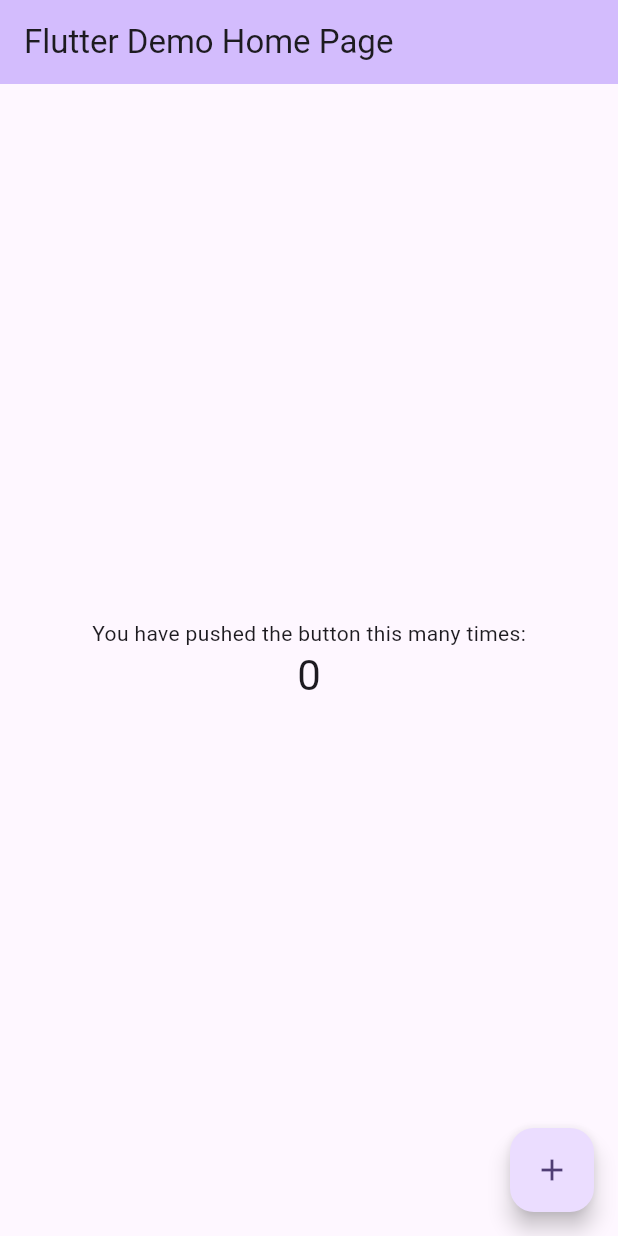
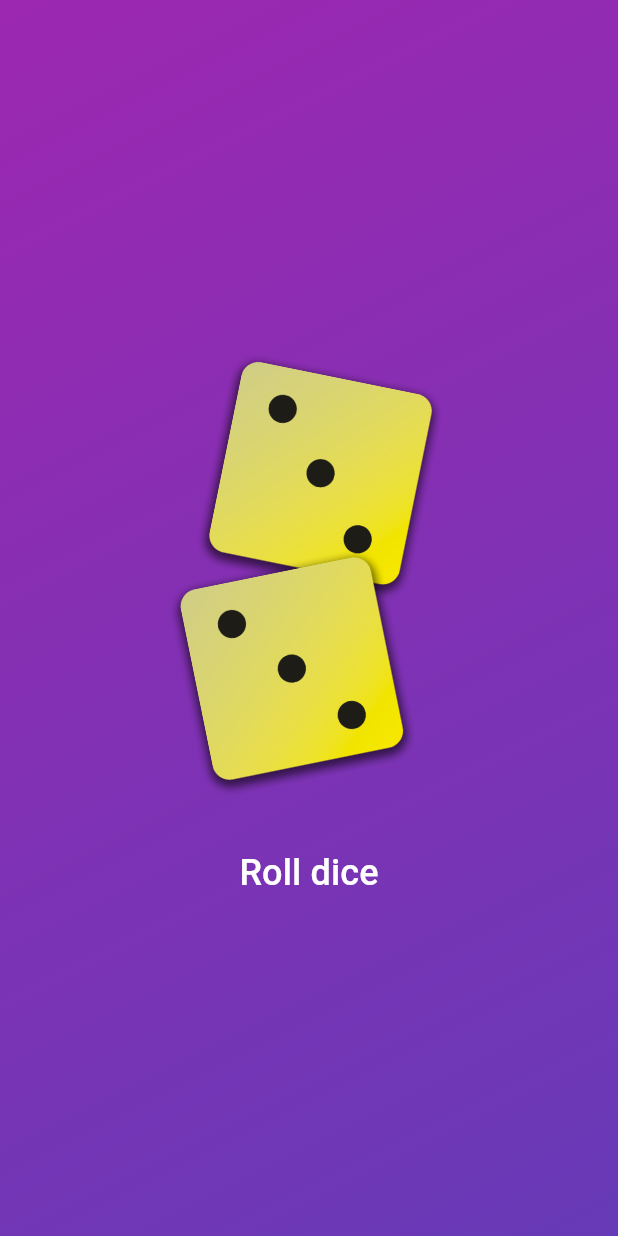
Before and after one commit to KristijanJankuloski/dice_roll, a Flutter app: the screen it shows after launch, on a phone screen of 412 x 824 dp. Run offline on Flutter 3.47's test engine with Material 3 defaults, Android fonts, the phone set to English and light mode, and no system bars.

Commit message:
dice rolling

```diff
--- /dev/null
+++ b/lib/dice_roller.dart
@@ -0,0 +1,53 @@
+import 'dart:math';
+import 'package:dice_roll/header_text.dart';
+import 'package:flutter/material.dart';
+
+final random = Random();
+
+class DiceRoller extends StatefulWidget {
+  const DiceRoller({super.key});
+
+  @override
+  State<DiceRoller> createState() => _DiceRollerState();
+}
+
+class _DiceRollerState extends State<DiceRoller> {
+  int diceNumber = 3;
+  int diceNumber2 = 3;
+
+  void rollDice() {
+    setState(() {
+      diceNumber = random.nextInt(6) + 1;
+      diceNumber2 = random.nextInt(6) + 1;
+    });
+  }
+
+  @override
+  Widget build(BuildContext context) {
+    return Column(
+      mainAxisSize: MainAxisSize.min,
+      children: [
+        Transform(
+          transform: Matrix4.rotationZ(0.2),
+          child: Container(
+            padding: EdgeInsets.only(left: 50),
+            child: Image.asset('assets/dice-$diceNumber.png', width: 150),
+          ),
+        ),
+        const SizedBox(height: 20),
+        Transform(
+          transform: Matrix4.rotationZ(-0.2),
+          child: Container(
+            padding: EdgeInsets.only(right: 50),
+            child: Image.asset('assets/dice-$diceNumber2.png', width: 150),
+          ),
+        ),
+        const SizedBox(height: 20),
+        TextButton(
+          onPressed: rollDice,
+          child: const HeaderText(header: 'Roll dice'),
+        ),
+      ],
+    );
+  }
+}
--- /dev/null
+++ b/lib/gradient_container.dart
@@ -0,0 +1,22 @@
+import 'package:dice_roll/dice_roller.dart';
+import 'package:flutter/material.dart';
+
+class GradientContainer extends StatelessWidget {
+  const GradientContainer({super.key});
+
+  @override
+  Widget build(BuildContext context) {
+    return Container(
+      decoration: const BoxDecoration(
+        gradient: LinearGradient(
+          begin: Alignment.topLeft,
+          end: Alignment.bottomRight,
+          colors: [Colors.purple, Colors.deepPurple],
+        ),
+      ),
+      child: Center(
+        child: DiceRoller()
+      ),
+    );
+  }
+}
--- /dev/null
+++ b/lib/header_text.dart
@@ -0,0 +1,14 @@
+import 'package:flutter/material.dart';
+
+class HeaderText extends StatelessWidget {
+  final String header;
+  const HeaderText({super.key, required this.header});
+
+  @override
+  Widget build(BuildContext context) {
+    return Text(
+          header,
+          style: TextStyle(color: Colors.white, fontSize: 24),
+        );
+  }
+}
--- a/lib/main.dart
+++ b/lib/main.dart
@@ -1,122 +1,12 @@
+import 'package:dice_roll/gradient_container.dart';
 import 'package:flutter/material.dart';
 
 void main() {
-  runApp(const MyApp());
+  runApp(
+    const MaterialApp(
+      home: Scaffold(
+        body: GradientContainer(),
+      ),
+    )
+  );
 }
-
-class MyApp extends StatelessWidget {
-  const MyApp({super.key});
-
-  // This widget is the root of your application.
-  @override
-  Widget build(BuildContext context) {
-    return MaterialApp(
-      title: 'Flutter Demo',
-      theme: ThemeData(
-        // This is the theme of your application.
-        //
-        // TRY THIS: Try running your application with "flutter run". You'll see
-        // the application has a purple toolbar. Then, without quitting the app,
-        // try changing the seedColor in the colorScheme below to Colors.green
-        // and then invoke "hot reload" (save your changes or press the "hot
-        // reload" button in a Flutter-supported IDE, or press "r" if you used
-        // the command line to start the app).
-        //
-        // Notice that the counter didn't reset back to zero; the application
-        // state is not lost during the reload. To reset the state, use hot
-        // restart instead.
-        //
-        // This works for code too, not just values: Most code changes can be
-        // tested with just a hot reload.
-        colorScheme: ColorScheme.fromSeed(seedColor: Colors.deepPurple),
-      ),
-      home: const MyHomePage(title: 'Flutter Demo Home Page'),
-    );
-  }
-}
-
-class MyHomePage extends StatefulWidget {
-  const MyHomePage({super.key, required this.title});
-
-  // This widget is the home page of your application. It is stateful, meaning
-  // that it has a State object (defined below) that contains fields that affect
-  // how it looks.
-
-  // This class is the configuration for the state. It holds the values (in this
-  // case the title) provided by the parent (in this case the App widget) and
-  // used by the build method of the State. Fields in a Widget subclass are
-  // always marked "final".
-
-  final String title;
-
-  @override
-  State<MyHomePage> createState() => _MyHomePageState();
-}
-
-class _MyHomePageState extends State<MyHomePage> {
-  int _counter = 0;
-
-  void _incrementCounter() {
-    setState(() {
-      // This call to setState tells the Flutter framework that something has
-      // changed in this State, which causes it to rerun the build method below
-      // so that the display can reflect the updated values. If we changed
-      // _counter without calling setState(), then the build method would not be
-      // called again, and so nothing would appear to happen.
-      _counter++;
-    });
-  }
-
-  @override
-  Widget build(BuildContext context) {
-    // This method is rerun every time setState is called, for instance as done
-    // by the _incrementCounter method above.
-    //
-    // The Flutter framework has been optimized to make rerunning build methods
-    // fast, so that you can just rebuild anything that needs updating rather
-    // than having to individually change instances of widgets.
-    return Scaffold(
-      appBar: AppBar(
-        // TRY THIS: Try changing the color here to a specific color (to
-        // Colors.amber, perhaps?) and trigger a hot reload to see the AppBar
-        // change color while the other colors stay the same.
-        backgroundColor: Theme.of(context).colorScheme.inversePrimary,
-        // Here we take the value from the MyHomePage object that was created by
-        // the App.build method, and use it to set our appbar title.
-        title: Text(widget.title),
-      ),
-      body: Center(
-        // Center is a layout widget. It takes a single child and positions it
-        // in the middle of the parent.
-        child: Column(
-          // Column is also a layout widget. It takes a list of children and
-          // arranges them vertically. By default, it sizes itself to fit its
-          // children horizontally, and tries to be as tall as its parent.
-          //
-          // Column has various properties to control how it sizes itself and
-          // how it positions its children. Here we use mainAxisAlignment to
-          // center the children vertically; the main axis here is the vertical
-          // axis because Columns are vertical (the cross axis would be
-          // horizontal).
-          //
-          // TRY THIS: Invoke "debug painting" (choose the "Toggle Debug Paint"
-          // action in the IDE, or press "p" in the console), to see the
-          // wireframe for each widget.
-          mainAxisAlignment: MainAxisAlignment.center,
-          children: <Widget>[
-            const Text('You have pushed the button this many times:'),
-            Text(
-              '$_counter',
-              style: Theme.of(context).textTheme.headlineMedium,
-            ),
-          ],
-        ),
-      ),
-      floatingActionButton: FloatingActionButton(
-        onPressed: _incrementCounter,
-        tooltip: 'Increment',
-        child: const Icon(Icons.add),
-      ), // This trailing comma makes auto-formatting nicer for build methods.
-    );
-  }
-}
```
Also changed, not shown: pubspec.yaml (+7 -3 lines), assets/dice-1.png (added), assets/dice-2.png (added), assets/dice-3.png (added), assets/dice-4.png (added), assets/dice-5.png (added), assets/dice-6.png (added), 1 other file.
